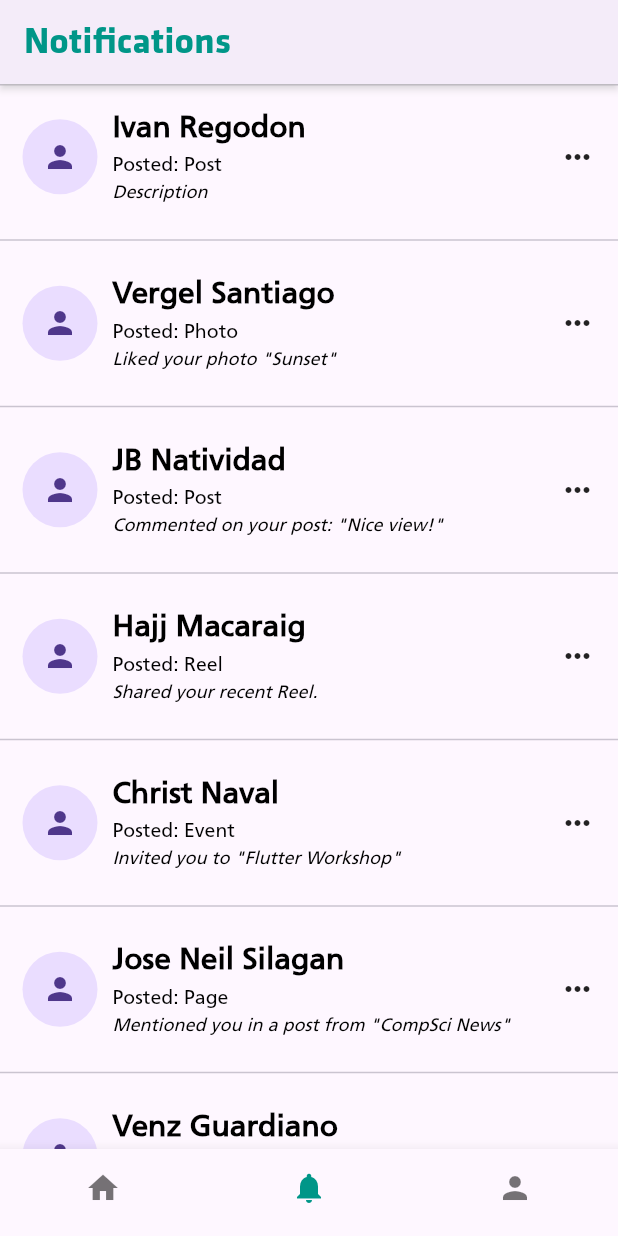
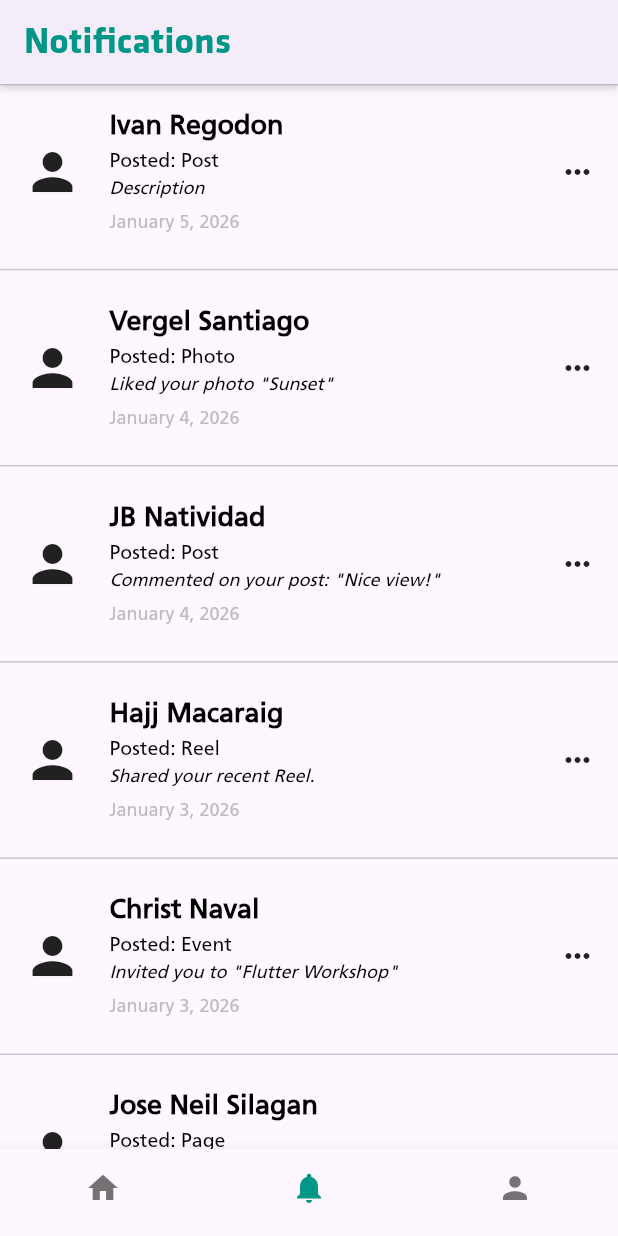
Before and after one commit to nescafe3n1/MobProgram, a Flutter app: the screen it shows after launch, swiped to page 2, on a phone screen of 412 x 824 dp. Run offline on Flutter 3.47's test engine with Material 3 defaults, Android fonts, the phone set to English and light mode, and no system bars; our stand-ins replace flutter_screenutil.

Commit message:
done act 4

```diff
--- a/lib/screens/notification_screen.dart
+++ b/lib/screens/notification_screen.dart
@@ -1,5 +1,5 @@
 import 'package:flutter/material.dart';
-import '../widgets/notification.dart' as notif;
+import '../widgets/custom_info.dart' as notif;
 import 'package:flutter_screenutil/flutter_screenutil.dart';
 import '../widgets/custom_font.dart';
 import '../constants.dart';
@@ -21,25 +21,85 @@ class _NotificationScreenState extends State<NotificationScreen> {
         Expanded(
           child: ListView(
             children: const [
-              notif.Notification(name: 'Ivan Regodon', post: 'Post', description: 'Description',),
+              notif.CustomInformation(
+                name: 'Ivan Regodon',
+                post: 'Post',
+                description: 'Description',
+                date: 'January 5, 2026',
+                numOfLikes: 10,
+              ),
               Divider(),
-              notif.Notification(name: 'Vergel Santiago', post: 'Photo', description: 'Liked your photo "Sunset"',),
+              notif.CustomInformation(
+                name: 'Vergel Santiago',
+                post: 'Photo',
+                description: 'Liked your photo "Sunset"',
+                date: 'January 4, 2026',
+                numOfLikes: 5,
+              ),
               Divider(),
-              notif.Notification(name: 'JB Natividad', post: 'Post', description: 'Commented on your post: "Nice view!"',),
+              notif.CustomInformation(
+                name: 'JB Natividad',
+                post: 'Post',
+                description: 'Commented on your post: "Nice view!"',
+                date: 'January 4, 2026',
+                numOfLikes: 2,
+              ),
               Divider(),
-              notif.Notification(name: 'Hajj Macaraig', post: 'Reel', description: 'Shared your recent Reel.',),
+              notif.CustomInformation(
+                name: 'Hajj Macaraig',
+                post: 'Reel',
+                description: 'Shared your recent Reel.',
+                date: 'January 3, 2026',
+                numOfLikes: 15,
+              ),
               Divider(),
-              notif.Notification(name: 'Christ Naval', post: 'Event', description: 'Invited you to "Flutter Workshop"',),
+              notif.CustomInformation(
+                name: 'Christ Naval',
+                post: 'Event',
+                description: 'Invited you to "Flutter Workshop"',
+                date: 'January 3, 2026',
+                numOfLikes: 0,
+              ),
               Divider(),
-              notif.Notification(name: 'Jose Neil Silagan', post: 'Page', description: 'Mentioned you in a post from "CompSci News"',),
+              notif.CustomInformation(
+                name: 'Jose Neil Silagan',
+                post: 'Page',
+                description: 'Mentioned you in a post from "CompSci News"',
+                date: 'January 2, 2026',
+                numOfLikes: 8,
+              ),
               Divider(),
-              notif.Notification(name: 'Venz Guardiano', post: 'Story', description: 'Replied to your story: "Awesome!"',),
+              notif.CustomInformation(
+                name: 'Venz Guardiano',
+                post: 'Story',
+                description: 'Replied to your story: "Awesome!"',
+                date: 'January 2, 2026',
+                numOfLikes: 1,
+              ),
               Divider(),
-              notif.Notification(name: 'Marius Panahon', post: 'Post', description: 'Reacted with love to your latest update.',),
+              notif.CustomInformation(
+                name: 'Marius Panahon',
+                post: 'Post',
+                description: 'Reacted with love to your latest update.',
+                date: 'January 1, 2026',
+                numOfLikes: 20,
+              ),
               Divider(),
-              notif.Notification(name: 'Ovuvueke Ossas', post: 'Group', description: 'Has posted in "Mobile Programming Group"',),
+              notif.CustomInformation(
+                name: 'Ovuvueke Ossas',
+                post: 'Group',
+                description: 'Has posted in "Mobile Programming Group"',
+                date: 'January 1, 2026',
+                numOfLikes: 12,
+              ),
               Divider(),
-              notif.Notification(name: 'Poncho Pilato', post: 'Post', description: 'User I tagged you in a comment.',),
+              notif.CustomInformation(
+                name: 'Poncho Pilato',
+                post: 'Post',
+                description: 'User I tagged you in a comment.',
+                date: 'December 31, 2025',
+                numOfLikes: 3,
+              ),
               Divider(),
             ],
           ),
--- /dev/null
+++ b/lib/widgets/custom_info.dart
@@ -0,0 +1,93 @@
+import 'package:flutter/material.dart';
+import 'package:flutter_screenutil/flutter_screenutil.dart';
+import '../screens/detail_screen.dart';
+import '../widgets/custom_font.dart';
+
+class CustomInformation extends StatelessWidget {
+  final String name;
+  final String post;
+  final String description;
+  final String? profileImageUrl;
+  final String date;
+  final int numOfLikes;
+  final String? imageUrl;
+  final bool atProfile;
+
+  const CustomInformation({
+    super.key,
+    required this.name,
+    required this.post,
+    required this.description,
+    this.profileImageUrl,
+    required this.date,
+    this.numOfLikes = 0,
+    this.imageUrl,
+    this.atProfile = false,
+  });
+
+  @override
+  Widget build(BuildContext context) {
+    return InkWell(
+      onTap: () {
+        Navigator.push(
+          context,
+          MaterialPageRoute(
+            builder: (context) => DetailScreen(
+              userName: name,
+              postContent: description,
+              date: date,
+              numOfLikes: numOfLikes,
+              imageUrl: imageUrl,
+              profileImageUrl: profileImageUrl ?? "",
+            ),
+          ),
+        );
+      },
+      child: Container(
+        padding: EdgeInsets.all(ScreenUtil().setSp(15)),
+        child: Row(
+          children: [
+            profileImageUrl == null || profileImageUrl!.isEmpty
+                ? const Icon(Icons.person, size: 40)
+                : CircleAvatar(
+                    radius: ScreenUtil().setSp(25),
+                    backgroundImage: AssetImage(profileImageUrl!),
+                  ),
+            SizedBox(width: ScreenUtil().setWidth(18)),
+            Expanded(
+              child: Column(
+                crossAxisAlignment: CrossAxisAlignment.start,
+                children: [
+                  CustomFont(
+                    text: name,
+                    fontSize: ScreenUtil().setSp(18),
+                    fontWeight: FontWeight.bold,
+                    color: Colors.black,
+                  ),
+                  CustomFont(
+                    text: "Posted: $post",
+                    fontSize: ScreenUtil().setSp(13),
+                    color: Colors.black,
+                  ),
+                  CustomFont(
+                    text: description,
+                    fontSize: ScreenUtil().setSp(12),
+                    color: Colors.black,
+                    fontStyle: FontStyle.italic,
+                  ),
+                  SizedBox(height: ScreenUtil().setHeight(5)),
+                  CustomFont(
+                    text: date,
+                    fontSize: ScreenUtil().setSp(12),
+                    color: Colors.grey.shade400,
+                  ),
+                ],
+              ),
+            ),
+            const Icon(Icons.more_horiz),
+          ],
+        ),
+      ),
+    );
+  }
+}
--- a/lib/widgets/notification.dart
+++ /dev/null
@@ -1,58 +0,0 @@
-import '../widgets/custom_font.dart';
-import 'package:flutter/material.dart';
-import 'package:flutter_screenutil/flutter_screenutil.dart';
-
-class Notification extends StatelessWidget {
-  final String name;
-  final String post;
-  final String description;
-
-  const Notification(
-      {super.key,
-      required this.name,
-      required this.post,
-      required this.description});
-
-  @override
-  Widget build(BuildContext context) {
-    return Container(
-      padding: EdgeInsets.all(ScreenUtil().setSp(15)),
-      child: Row(
-        children: [
-          const CircleAvatar(
-            radius: 25,
-            child: Icon(Icons.person),
-          ),
-          SizedBox(width: ScreenUtil().setWidth(10)),
-          Column(
-            crossAxisAlignment: CrossAxisAlignment.start,
-            children: [
-              CustomFont(
-                text: name,
-                fontSize: ScreenUtil().setSp(20),
-                color: Colors.black,
-                fontWeight: FontWeight.w800,
-              ),
-              CustomFont(
-                text: 'Posted: $post',
-                fontSize: ScreenUtil().setSp(13),
-                color: Colors.black,
-              ),
-              SizedBox(
-                width: ScreenUtil().screenWidth * 0.7,
-                child: CustomFont(
-                  text: description,
-                  fontSize: ScreenUtil().setSp(12),
-                  color: Colors.black,
-                  fontStyle: FontStyle.italic,
-                ),
-              ),
-            ],
-          ),
-          const Spacer(),
-          const Icon(Icons.more_horiz),
-        ],
-      ),
-    );
-  }
-}
```
Also changed, not shown: lib/screens/detail_screen.dart (added, +169 -0 lines), lib/widgets/post_card.dart (+33 -18 lines), pubspec.lock.
